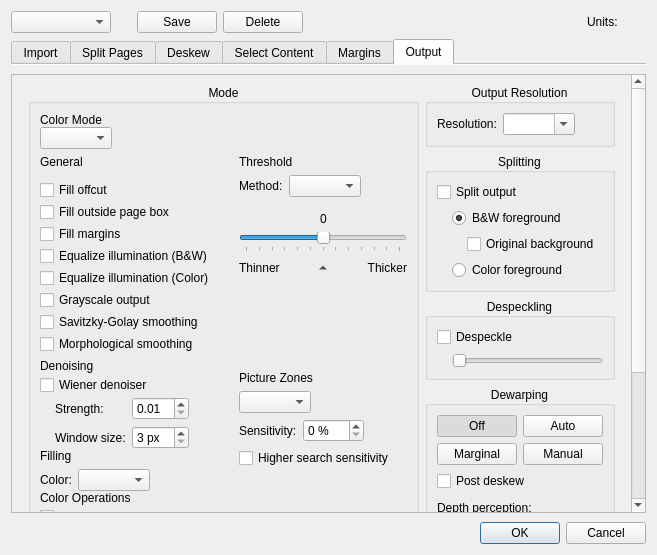
This is src/app/DefaultParamsDialog.ui in 2ndmax/scantailor-ocr as Qt 5 draws it before an edit. The edited form follows.
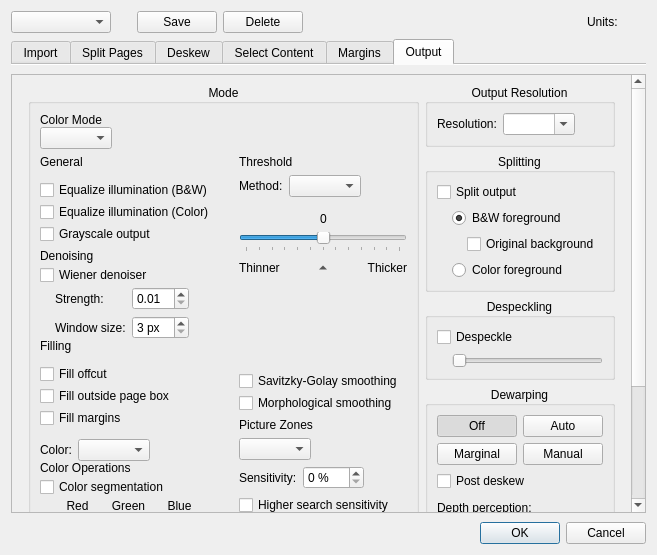
This is the edited form. The open tabs and pages were chosen to show the change. Icons and pictures are not drawn. Custom widgets are drawn as their Qt base class.

Commit message:
Output: fill options under Filling, smoothing under Threshold
"Fill offcut", "Fill outside page box" and "Fill margins" were under
General, the filling color under its own heading Filling; they are now
together under Filling. Only the color is grayed out in black and white,
as the areas to fill are used in every color mode. The two smoothing
options, used in black and white only, are under Threshold. The same in
the Default Parameters window.

The edit to the form file:
```diff
--- a/src/app/DefaultParamsDialog.ui
+++ b/src/app/DefaultParamsDialog.ui
@@ -1902,30 +1902,6 @@
                        <property name="bottomMargin">
                         <number>5</number>
                        </property>
-                       <item>
-                        <widget class="QCheckBox" name="fillOffcutCB">
-                         <property name="text">
-                          <string>Fill offcut</string>
-                         </property>
-                        </widget>
-                       </item>
-                       <item>
-                        <widget class="QCheckBox" name="fillOutsidePageBoxCB">
-                         <property name="toolTip">
-                          <string>Fill the full output page rectangle with the background color outside the page content, instead of following offcut geometry.</string>
-                         </property>
-                         <property name="text">
-                          <string>Fill outside page box</string>
-                         </property>
-                        </widget>
-                       </item>
-                       <item>
-                        <widget class="QCheckBox" name="fillMarginsCB">
-                         <property name="text">
-                          <string>Fill margins</string>
-                         </property>
-                        </widget>
-                       </item>
                        <item>
                         <widget class="QCheckBox" name="equalizeIlluminationCB">
                          <property name="toolTip">
@@ -1956,20 +1932,6 @@
                          </property>
                         </widget>
                        </item>
-                       <item>
-                        <widget class="QCheckBox" name="savitzkyGolaySmoothingCB">
-                         <property name="text">
-                          <string>Savitzky-Golay smoothing</string>
-                         </property>
-                        </widget>
-                       </item>
-                       <item>
-                        <widget class="QCheckBox" name="morphologicalSmoothingCB">
-                         <property name="text">
-                          <string>Morphological smoothing</string>
-                         </property>
-                        </widget>
-                       </item>
                       </layout>
                      </item>
                      <item>
@@ -2143,6 +2105,43 @@
                      </property>
                     </widget>
                    </item>
+                   <item>
+                    <layout class="QVBoxLayout" name="fillingAreasLayout">
+                     <property name="spacing">
+                      <number>2</number>
+                     </property>
+                     <property name="topMargin">
+                      <number>5</number>
+                     </property>
+                     <property name="bottomMargin">
+                      <number>5</number>
+                     </property>
+                     <item>
+                      <widget class="QCheckBox" name="fillOffcutCB">
+                       <property name="text">
+                        <string>Fill offcut</string>
+                       </property>
+                      </widget>
+                     </item>
+                     <item>
+                      <widget class="QCheckBox" name="fillOutsidePageBoxCB">
+                       <property name="toolTip">
+                        <string>Fill the full output page rectangle with the background color outside the page content, instead of following offcut geometry.</string>
+                       </property>
+                       <property name="text">
+                        <string>Fill outside page box</string>
+                       </property>
+                      </widget>
+                     </item>
+                     <item>
+                      <widget class="QCheckBox" name="fillMarginsCB">
+                       <property name="text">
+                        <string>Fill margins</string>
+                       </property>
+                      </widget>
+                     </item>
+                    </layout>
+                   </item>
                    <item>
                     <layout class="QHBoxLayout" name="horizontalLayout_23">
                      <item>
@@ -2916,6 +2915,33 @@
                      </widget>
                     </widget>
                    </item>
+                   <item>
+                    <layout class="QVBoxLayout" name="smoothingOptionsLayout">
+                     <property name="spacing">
+                      <number>2</number>
+                     </property>
+                     <property name="topMargin">
+                      <number>5</number>
+                     </property>
+                     <property name="bottomMargin">
+                      <number>5</number>
+                     </property>
+                     <item>
+                      <widget class="QCheckBox" name="savitzkyGolaySmoothingCB">
+                       <property name="text">
+                        <string>Savitzky-Golay smoothing</string>
+                       </property>
+                      </widget>
+                     </item>
+                     <item>
+                      <widget class="QCheckBox" name="morphologicalSmoothingCB">
+                       <property name="text">
+                        <string>Morphological smoothing</string>
+                       </property>
+                      </widget>
+                     </item>
+                    </layout>
+                   </item>
                   </layout>
                  </widget>
                 </item>
```
The commit also changes 12 other files.
